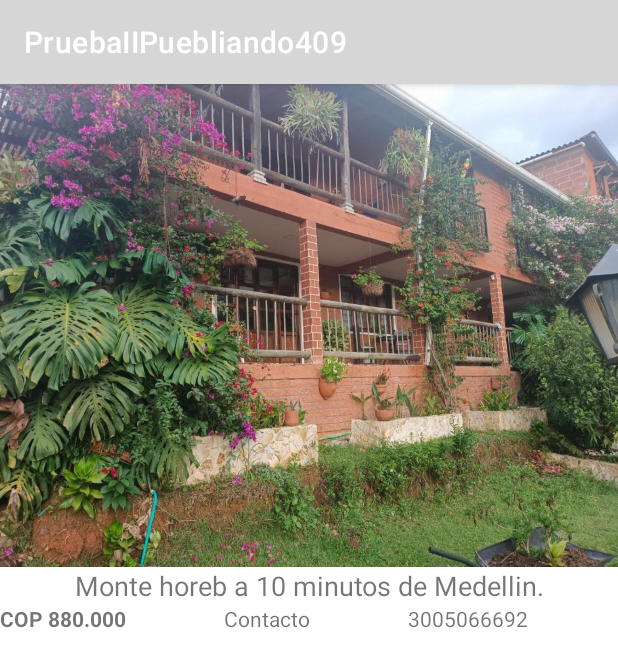
After one commit to DanielVasquezCESDE/PuebliandoII409, an Android app: the ListaHoteles screen opened directly, with no data from a screen before it, on a phone screen of 412 x 824 dp. The commit adds this screen. Shown: the top 667 px of the screen. Run offline under Robolectric (Android 15) with nearby library versions, the phone set to English and light mode, and no system bars.

Commit message:
Inicio de opciones de hoteles, uso del get, se va a usar LISTA DINAMICA

```diff
--- /dev/null
+++ b/app/src/main/java/com/example/pruebaiipuebliando409/ListaHoteles.java
@@ -0,0 +1,14 @@
+package com.example.pruebaiipuebliando409;
+
+import androidx.appcompat.app.AppCompatActivity;
+
+import android.os.Bundle;
+
+public class ListaHoteles extends AppCompatActivity {
+
+    @Override
+    protected void onCreate(Bundle savedInstanceState) {
+        super.onCreate(savedInstanceState);
+        setContentView(R.layout.activity_lista_hoteles);
+    }
+}
--- /dev/null
+++ b/app/src/main/res/layout/activity_lista_hoteles.xml
@@ -0,0 +1,82 @@
+<?xml version="1.0" encoding="utf-8"?>
+<androidx.constraintlayout.widget.ConstraintLayout xmlns:android="http://schemas.android.com/apk/res/android"
+    xmlns:app="http://schemas.android.com/apk/res-auto"
+    xmlns:tools="http://schemas.android.com/tools"
+    android:layout_width="match_parent"
+    android:layout_height="match_parent"
+    tools:context=".ListaHoteles">
+
+    <ImageView
+        android:id="@+id/imagenhotel1"
+        android:layout_width="413dp"
+        android:layout_height="322dp"
+
+        android:scaleType="fitXY"
+        android:src="@drawable/hotel1"
+        app:layout_constraintBottom_toBottomOf="parent"
+        app:layout_constraintEnd_toEndOf="parent"
+        app:layout_constraintHorizontal_bias="0.0"
+        app:layout_constraintStart_toStartOf="parent"
+        app:layout_constraintTop_toTopOf="parent"
+        app:layout_constraintVertical_bias="0.0" />
+
+    <TextView
+        android:id="@+id/nombrehotel1"
+        android:layout_width="match_parent"
+        android:layout_height="wrap_content"
+
+        android:text="Monte horeb a 10 minutos de Medellin."
+        android:textSize="18dp"
+        android:textAlignment="center"
+        app:layout_constraintBottom_toBottomOf="parent"
+        app:layout_constraintEnd_toEndOf="parent"
+        app:layout_constraintHorizontal_bias="0.497"
+        app:layout_constraintStart_toStartOf="parent"
+        app:layout_constraintTop_toBottomOf="@id/imagenhotel1"
+        app:layout_constraintVertical_bias="0.0" />
+
+    <TextView
+        android:id="@+id/preciohotel1"
+        android:layout_width="wrap_content"
+        android:layout_height="wrap_content"
+
+        android:text="COP 880.000"
+        android:textSize="14dp"
+        android:textStyle="bold"
+        app:layout_constraintBottom_toBottomOf="parent"
+        app:layout_constraintEnd_toEndOf="parent"
+        app:layout_constraintHorizontal_bias="0.0"
+        app:layout_constraintStart_toStartOf="@id/imagenhotel1"
+        app:layout_constraintTop_toBottomOf="@id/nombrehotel1"
+        app:layout_constraintVertical_bias="0.0" />
+
+    <TextView
+        android:id="@+id/contactohotel1"
+        android:layout_width="wrap_content"
+        android:layout_height="wrap_content"
+
+        android:layout_marginStart="5dp"
+        android:layout_marginEnd="5dp"
+        android:text="@string/contacto"
+        android:textSize="14dp"
+        app:layout_constraintBottom_toBottomOf="parent"
+        app:layout_constraintEnd_toStartOf="@id/numerocontacto"
+        app:layout_constraintHorizontal_bias="0.0"
+        app:layout_constraintStart_toEndOf="@id/preciohotel1"
+        app:layout_constraintTop_toBottomOf="@id/nombrehotel1"
+        app:layout_constraintVertical_bias="0.0" />
+
+    <TextView
+        android:id="@+id/numerocontacto"
+        android:layout_width="wrap_content"
+        android:layout_height="wrap_content"
+
+        android:text="3005066692"
+        android:textSize="14dp"
+        app:layout_constraintBottom_toBottomOf="parent"
+        app:layout_constraintEnd_toEndOf="parent"
+        app:layout_constraintHorizontal_bias="0.137"
+        app:layout_constraintStart_toEndOf="@id/contactohotel1"
+        app:layout_constraintTop_toBottomOf="@id/nombrehotel1"
+        app:layout_constraintVertical_bias="0.0" />
+</androidx.constraintlayout.widget.ConstraintLayout>
--- a/app/src/main/res/values/strings.xml
+++ b/app/src/main/res/values/strings.xml
@@ -34,4 +34,5 @@
     <string name="bienvenidoc">Buenas de nuevo,</string>
 
     <string name="reseniaperfil">Joven estudiante de desarrollo de software, con buen manejo del inglés, motivado y proactivo. He estado involucrado en procesos productivos; con ello he sabido manejar ambientes exigentes y desarrollado cierto liderazgo al trabajar en equipo. Interesado en causas sociales y en búsqueda de seguir estudiando química para la industria.</string>
+    <string name="contacto">Contacto</string>
 </resources>
```
Also changed, not shown: app/src/main/AndroidManifest.xml (+7 -0 lines), app/src/main/java/com/example/pruebaiipuebliando409/moldes/MoldeHotel.java (added, +52 -0 lines), app/src/main/res/layout/molderestaurante.xml (added, +107 -0 lines), app/src/main/res/drawable-v24/hotel1.jpg (added), app/src/main/res/drawable-v24/resta1.jpg (added), 2 other files.
